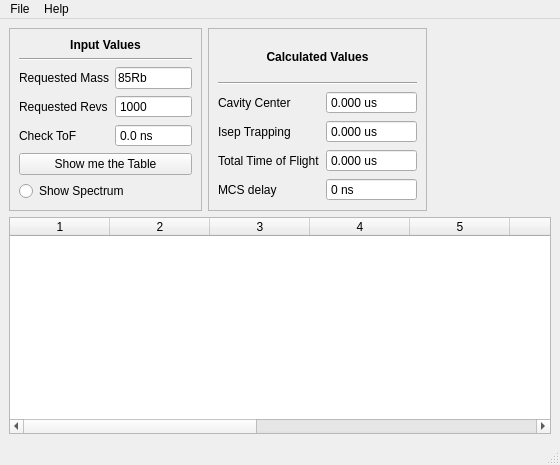
Qt form forms/original/mainwindow.ui (DinkoAtanasov/TofCA) before a commit.
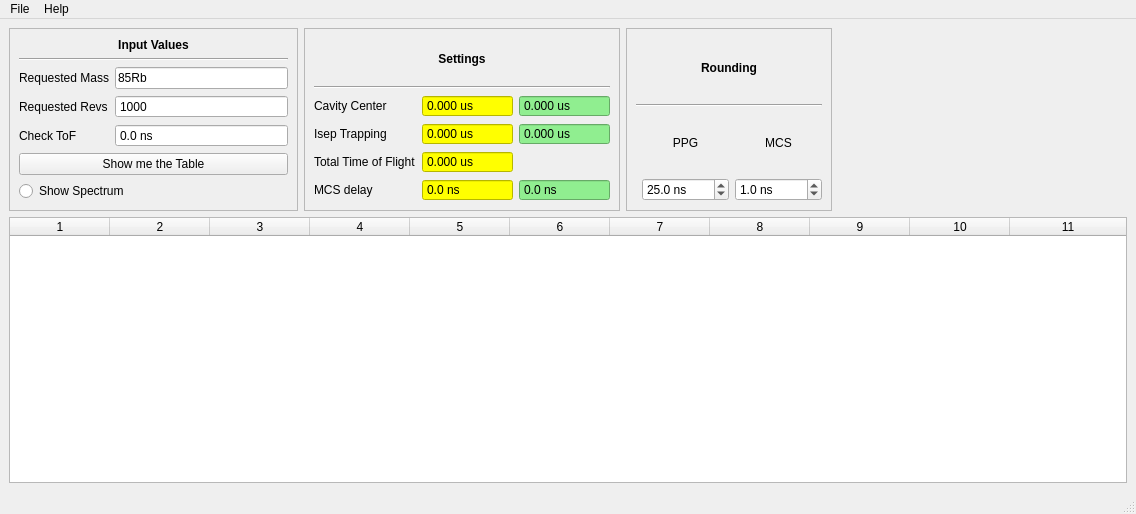
The same form after that commit.

Commit message: <bugfix> Correct the Calibration calculation. Correct the update of line position in the graph.

```diff
--- a/forms/original/mainwindow.ui
+++ b/forms/original/mainwindow.ui
@@ -6,8 +6,8 @@
    <rect>
     <x>0</x>
     <y>0</y>
-    <width>560</width>
-    <height>465</height>
+    <width>1136</width>
+    <height>514</height>
    </rect>
   </property>
   <property name="windowTitle">
@@ -70,7 +70,6 @@
         <widget class="QLabel" name="label_6">
          <property name="font">
           <font>
-           <weight>75</weight>
            <bold>true</bold>
            <underline>false</underline>
           </font>
@@ -131,6 +130,19 @@
       </layout>
      </widget>
     </item>
+    <item row="0" column="3">
+     <spacer name="horizontalSpacer">
+      <property name="orientation">
+       <enum>Qt::Horizontal</enum>
+      </property>
+      <property name="sizeHint" stdset="0">
+       <size>
+        <width>50</width>
+        <height>20</height>
+       </size>
+      </property>
+     </spacer>
+    </item>
     <item row="0" column="1">
      <widget class="QFrame" name="frameOutputs">
       <property name="frameShape">
@@ -140,45 +152,6 @@
        <enum>QFrame::Raised</enum>
       </property>
       <layout class="QGridLayout" name="gridLayout">
-       <item row="4" column="0">
-        <widget class="QLabel" name="label_8">
-         <property name="text">
-          <string>Total Time of Flight</string>
-         </property>
-        </widget>
-       </item>
-       <item row="2" column="1">
-        <widget class="QDoubleSpinBox" name="centerCavityBox">
-         <property name="buttonSymbols">
-          <enum>QAbstractSpinBox::NoButtons</enum>
-         </property>
-         <property name="suffix">
-          <string> us</string>
-         </property>
-         <property name="decimals">
-          <number>3</number>
-         </property>
-         <property name="maximum">
-          <double>9999999999.989999771118164</double>
-         </property>
-        </widget>
-       </item>
-       <item row="0" column="0" colspan="2">
-        <widget class="QLabel" name="label_7">
-         <property name="font">
-          <font>
-           <weight>75</weight>
-           <bold>true</bold>
-          </font>
-         </property>
-         <property name="text">
-          <string>Calculated Values</string>
-         </property>
-         <property name="alignment">
-          <set>Qt::AlignCenter</set>
-         </property>
-        </widget>
-       </item>
        <item row="2" column="0">
         <widget class="QLabel" name="label_4">
          <property name="text">
@@ -186,15 +159,11 @@
          </property>
         </widget>
        </item>
-       <item row="1" column="0" colspan="2">
-        <widget class="Line" name="line_2">
-         <property name="orientation">
-          <enum>Qt::Horizontal</enum>
-         </property>
-        </widget>
-       </item>
        <item row="4" column="1">
         <widget class="QDoubleSpinBox" name="totalTofBox">
+         <property name="styleSheet">
+          <string notr="true">background-color: yellow</string>
+         </property>
          <property name="buttonSymbols">
           <enum>QAbstractSpinBox::NoButtons</enum>
          </property>
@@ -209,6 +178,28 @@
          </property>
         </widget>
        </item>
+       <item row="2" column="1">
+        <widget class="QDoubleSpinBox" name="centerCavityBox">
+         <property name="autoFillBackground">
+          <bool>false</bool>
+         </property>
+         <property name="styleSheet">
+          <string notr="true">background-color: yellow</string>
+         </property>
+         <property name="buttonSymbols">
+          <enum>QAbstractSpinBox::NoButtons</enum>
+         </property>
+         <property name="suffix">
+          <string> us</string>
+         </property>
+         <property name="decimals">
+          <number>3</number>
+         </property>
+         <property name="maximum">
+          <double>9999999999.989999771118164</double>
+         </property>
+        </widget>
+       </item>
        <item row="3" column="0">
         <widget class="QLabel" name="label_3">
          <property name="text">
@@ -216,38 +207,6 @@
          </property>
         </widget>
        </item>
-       <item row="3" column="1">
-        <widget class="QDoubleSpinBox" name="isepTrappingBox">
-         <property name="buttonSymbols">
-          <enum>QAbstractSpinBox::NoButtons</enum>
-         </property>
-         <property name="suffix">
-          <string> us</string>
-         </property>
-         <property name="decimals">
-          <number>3</number>
-         </property>
-         <property name="maximum">
-          <double>999999999.990000009536743</double>
-         </property>
-        </widget>
-       </item>
-       <item row="5" column="1">
-        <widget class="QDoubleSpinBox" name="mcsDelayBox">
-         <property name="buttonSymbols">
-          <enum>QAbstractSpinBox::NoButtons</enum>
-         </property>
-         <property name="suffix">
-          <string> ns</string>
-         </property>
-         <property name="decimals">
-          <number>0</number>
-         </property>
-         <property name="maximum">
-          <double>99999999999.000000000000000</double>
-         </property>
-        </widget>
-       </item>
        <item row="5" column="0">
         <widget class="QLabel" name="label_9">
          <property name="text">
@@ -255,23 +214,137 @@
          </property>
         </widget>
        </item>
+       <item row="4" column="0">
+        <widget class="QLabel" name="label_8">
+         <property name="text">
+          <string>Total Time of Flight</string>
+         </property>
+        </widget>
+       </item>
+       <item row="5" column="1">
+        <widget class="QDoubleSpinBox" name="mcsDelayBox">
+         <property name="styleSheet">
+          <string notr="true">background-color: yellow</string>
+         </property>
+         <property name="buttonSymbols">
+          <enum>QAbstractSpinBox::NoButtons</enum>
+         </property>
+         <property name="correctionMode">
+          <enum>QAbstractSpinBox::CorrectToNearestValue</enum>
+         </property>
+         <property name="suffix">
+          <string> ns</string>
+         </property>
+         <property name="decimals">
+          <number>1</number>
+         </property>
+         <property name="maximum">
+          <double>99999999999.000000000000000</double>
+         </property>
+        </widget>
+       </item>
+       <item row="3" column="1">
+        <widget class="QDoubleSpinBox" name="isepTrappingBox">
+         <property name="styleSheet">
+          <string notr="true">background-color: yellow</string>
+         </property>
+         <property name="buttonSymbols">
+          <enum>QAbstractSpinBox::NoButtons</enum>
+         </property>
+         <property name="suffix">
+          <string> us</string>
+         </property>
+         <property name="decimals">
+          <number>3</number>
+         </property>
+         <property name="maximum">
+          <double>999999999.990000009536743</double>
+         </property>
+        </widget>
+       </item>
+       <item row="2" column="2">
+        <widget class="QDoubleSpinBox" name="roundedCenterCavityBox">
+         <property name="styleSheet">
+          <string notr="true">background-color: lightgreen</string>
+         </property>
+         <property name="buttonSymbols">
+          <enum>QAbstractSpinBox::NoButtons</enum>
+         </property>
+         <property name="suffix">
+          <string> us</string>
+         </property>
+         <property name="decimals">
+          <number>3</number>
+         </property>
+         <property name="maximum">
+          <double>100000000000.000000000000000</double>
+         </property>
+        </widget>
+       </item>
+       <item row="3" column="2">
+        <widget class="QDoubleSpinBox" name="roundedIsepTrappingBox">
+         <property name="styleSheet">
+          <string notr="true">background-color: lightgreen</string>
+         </property>
+         <property name="buttonSymbols">
+          <enum>QAbstractSpinBox::NoButtons</enum>
+         </property>
+         <property name="suffix">
+          <string> us</string>
+         </property>
+         <property name="decimals">
+          <number>3</number>
+         </property>
+         <property name="maximum">
+          <double>999999999.990000009536743</double>
+         </property>
+        </widget>
+       </item>
+       <item row="5" column="2">
+        <widget class="QDoubleSpinBox" name="roundedMcsDelayBox">
+         <property name="styleSheet">
+          <string notr="true">background-color: lightgreen</string>
+         </property>
+         <property name="buttonSymbols">
+          <enum>QAbstractSpinBox::NoButtons</enum>
+         </property>
+         <property name="suffix">
+          <string> ns</string>
+         </property>
+         <property name="decimals">
+          <number>1</number>
+         </property>
+         <property name="maximum">
+          <double>99999999999.000000000000000</double>
+         </property>
+        </widget>
+       </item>
+       <item row="1" column="0" colspan="3">
+        <widget class="Line" name="line_2">
+         <property name="orientation">
+          <enum>Qt::Horizontal</enum>
+         </property>
+        </widget>
+       </item>
+       <item row="0" column="0" colspan="3">
+        <widget class="QLabel" name="label_7">
+         <property name="font">
+          <font>
+           <bold>true</bold>
+          </font>
+         </property>
+         <property name="text">
+          <string>Settings</string>
+         </property>
+         <property name="alignment">
+          <set>Qt::AlignCenter</set>
+         </property>
+        </widget>
+       </item>
       </layout>
      </widget>
     </item>
-    <item row="0" column="2">
-     <spacer name="horizontalSpacer">
-      <property name="orientation">
-       <enum>Qt::Horizontal</enum>
-      </property>
-      <property name="sizeHint" stdset="0">
-       <size>
-        <width>50</width>
-        <height>20</height>
-       </size>
-      </property>
-     </spacer>
-    </item>
-    <item row="1" column="0" colspan="3">
+    <item row="1" column="0" colspan="4">
      <widget class="QTableWidget" name="Table">
       <property name="sizeAdjustPolicy">
        <enum>QAbstractScrollArea::AdjustToContents</enum>
@@ -328,6 +401,92 @@
       <column/>
      </widget>
     </item>
+    <item row="0" column="2">
+     <widget class="QFrame" name="frame">
+      <property name="frameShape">
+       <enum>QFrame::StyledPanel</enum>
+      </property>
+      <property name="frameShadow">
+       <enum>QFrame::Raised</enum>
+      </property>
+      <layout class="QGridLayout" name="gridLayout_4">
+       <item row="2" column="1">
+        <widget class="QLabel" name="label_11">
+         <property name="text">
+          <string>PPG</string>
+         </property>
+         <property name="alignment">
+          <set>Qt::AlignCenter</set>
+         </property>
+        </widget>
+       </item>
+       <item row="3" column="1">
+        <widget class="QDoubleSpinBox" name="round_fact_ppg">
+         <property name="suffix">
+          <string> ns</string>
+         </property>
+         <property name="decimals">
+          <number>1</number>
+         </property>
+         <property name="maximum">
+          <double>50000.000000000000000</double>
+         </property>
+         <property name="value">
+          <double>25.000000000000000</double>
+         </property>
+        </widget>
+       </item>
+       <item row="2" column="2">
+        <widget class="QLabel" name="label_12">
+         <property name="text">
+          <string>MCS</string>
+         </property>
+         <property name="alignment">
+          <set>Qt::AlignCenter</set>
+         </property>
+        </widget>
+       </item>
+       <item row="3" column="2">
+        <widget class="QDoubleSpinBox" name="round_fact_mcs">
+         <property name="suffix">
+          <string> ns</string>
+         </property>
+         <property name="decimals">
+          <number>1</number>
+         </property>
+         <property name="maximum">
+          <double>50000.000000000000000</double>
+         </property>
+         <property name="value">
+          <double>1.000000000000000</double>
+         </property>
+        </widget>
+       </item>
+       <item row="1" column="0" colspan="3">
+        <widget class="Line" name="line_3">
+         <property name="orientation">
+          <enum>Qt::Horizontal</enum>
+         </property>
+        </widget>
+       </item>
+       <item row="0" column="0" colspan="3">
+        <widget class="QLabel" name="label_10">
+         <property name="font">
+          <font>
+           <bold>true</bold>
+          </font>
+         </property>
+         <property name="text">
+          <string>Rounding</string>
+         </property>
+         <property name="alignment">
+          <set>Qt::AlignCenter</set>
+         </property>
+        </widget>
+       </item>
+      </layout>
+     </widget>
+    </item>
    </layout>
   </widget>
   <widget class="QMenuBar" name="menubar">
@@ -335,8 +494,8 @@
     <rect>
      <x>0</x>
      <y>0</y>
-     <width>560</width>
-     <height>20</height>
+     <width>1136</width>
+     <height>24</height>
     </rect>
    </property>
    <widget class="QMenu" name="menuFile">
```
Left out of the diff: 12 changed lines with no effect on the pictures. The commit also changes 6 other files.
